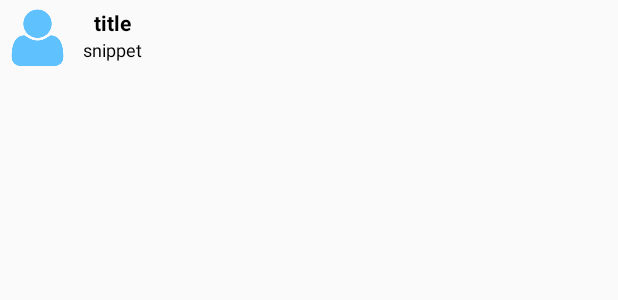
After one commit to sky77764/AirShare, an Android app: the layout custom_infowindow.xml on its own in the app's theme, with its tools: preview values and no code run, on a phone screen of 412 x 824 dp. The commit adds this screen. Shown: the top 300 px of the screen. Run offline under Robolectric (Android 15) with nearby library versions, the phone set to English and light mode, and no system bars.

Commit message:
0707_INFOWINDOW

```diff
--- /dev/null
+++ b/app/src/main/res/layout/custom_infowindow.xml
@@ -0,0 +1,43 @@
+<?xml version="1.0" encoding="utf-8"?>
+<LinearLayout xmlns:android="http://schemas.android.com/apk/res/android"
+    android:layout_width="wrap_content"
+    android:layout_height="wrap_content"
+    android:orientation="vertical">
+
+    <LinearLayout
+        android:layout_width="wrap_content"
+        android:layout_height="wrap_content"
+        android:orientation="horizontal"
+        android:weightSum="1">
+        <ImageView
+            android:layout_width="50dp"
+            android:layout_height="50dp"
+            android:layout_marginRight="5dp"
+            android:adjustViewBounds="true"
+            android:src="@drawable/default_profile" />
+
+        <LinearLayout
+            android:layout_width="wrap_content"
+            android:layout_height="wrap_content"
+            android:orientation="vertical">
+            <TextView
+                android:id="@+id/title"
+                android:layout_width="wrap_content"
+                android:layout_height="wrap_content"
+                android:textSize="14dp"
+                android:layout_marginTop="5dp"
+                android:textStyle="bold"
+                android:text="title"
+                android:textColor="@android:color/black"
+                android:layout_gravity="center_horizontal" />
+            <TextView
+                android:id="@+id/snippet"
+                android:layout_width="wrap_content"
+                android:layout_height="wrap_content"
+                android:layout_gravity="center_horizontal"
+                android:textSize="12dp"
+                android:textColor="@android:color/black"
+                android:text="snippet" />
+        </LinearLayout>
+    </LinearLayout>
+</LinearLayout>
```
Also changed, not shown: app/src/main/java/com/example/jaeseok/airshare/MapsActivity.java (+66 -11 lines).
